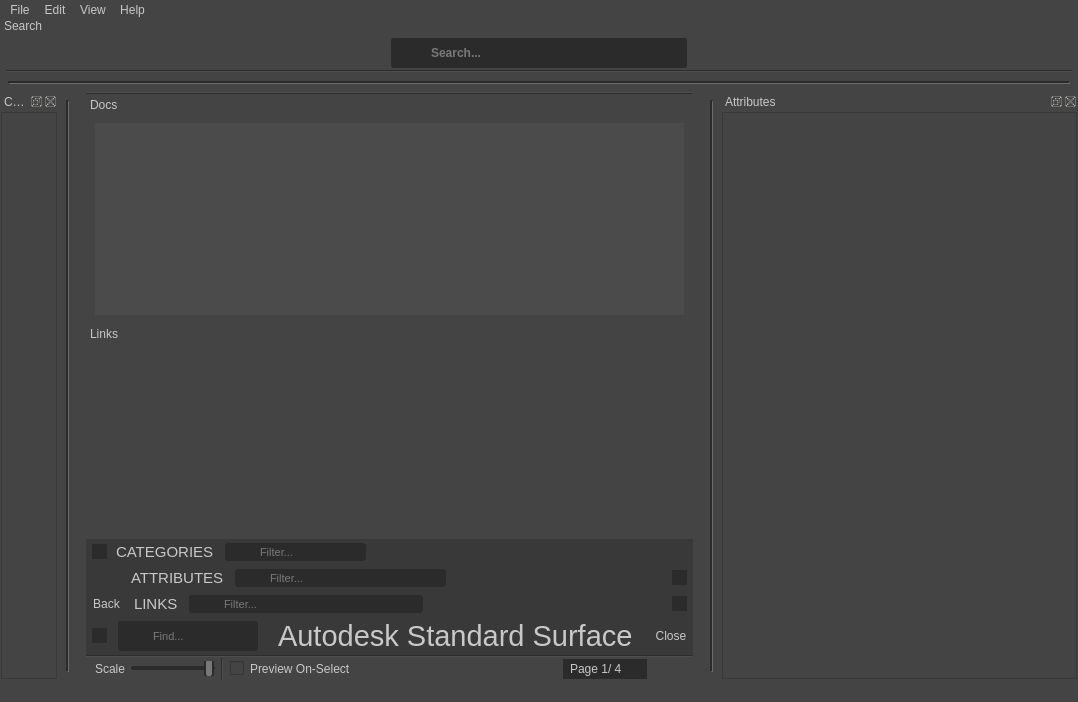
Above: library/ui/dialog.ui from swillisart/Relic before the change. Below: the same form after it.
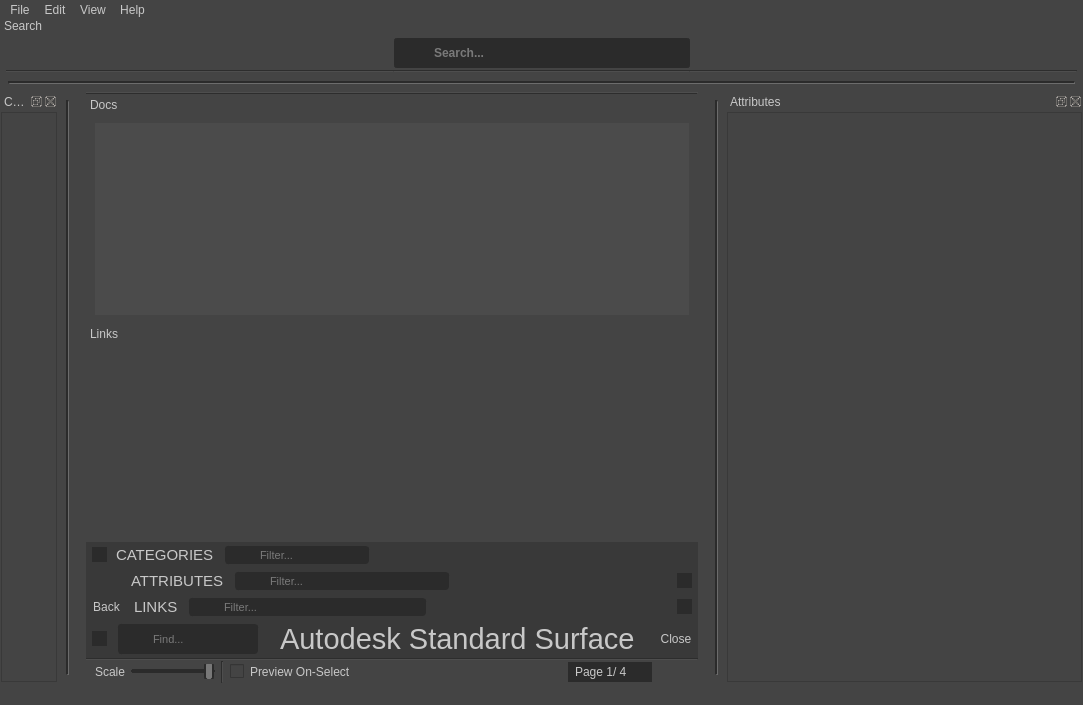
That is the form after the change. Icons and pictures are not drawn.

Patch:
```diff
--- a/library/ui/dialog.ui
+++ b/library/ui/dialog.ui
@@ -6,8 +6,8 @@
    <rect>
     <x>0</x>
     <y>0</y>
-    <width>1078</width>
-    <height>702</height>
+    <width>1083</width>
+    <height>705</height>
    </rect>
   </property>
   <property name="sizePolicy">
@@ -2466,7 +2466,7 @@
     <rect>
      <x>0</x>
      <y>0</y>
-     <width>1078</width>
+     <width>1083</width>
      <height>22</height>
     </rect>
    </property>
@@ -2547,7 +2547,7 @@
           <x>0</x>
           <y>0</y>
           <width>74</width>
-          <height>555</height>
+          <height>558</height>
          </rect>
         </property>
         <layout class="QVBoxLayout" name="categoryLayout">
@@ -3080,7 +3080,7 @@
           <x>0</x>
           <y>0</y>
           <width>353</width>
-          <height>555</height>
+          <height>558</height>
          </rect>
         </property>
         <layout class="QVBoxLayout" name="attributesLayout">
```
Left out of the diff: 111 changed lines with no effect on the pictures.
